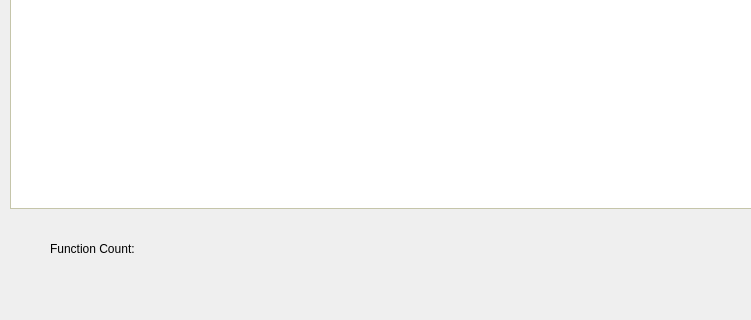
briantobin256/Static-File-Analysis-Tool, file mainwindow.ui: the form before one commit; both pictures show x 0 to 751 and y 500 to 820 of the 1000 by 820 pixel window.
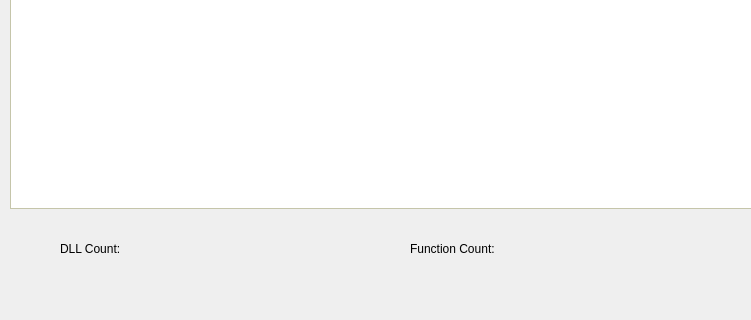
The form after the commit.

Commit message: dlls and functions now found from import table (not fully complete)

Diff of the .ui file:
```diff
--- a/mainwindow.ui
+++ b/mainwindow.ui
@@ -850,7 +850,7 @@
      <widget class="QLabel" name="dllFunctionCountValue">
       <property name="geometry">
        <rect>
-        <x>190</x>
+        <x>540</x>
         <y>720</y>
         <width>101</width>
         <height>20</height>
@@ -863,7 +863,7 @@
      <widget class="QLabel" name="dllFunctionCountLabel">
       <property name="geometry">
        <rect>
-        <x>50</x>
+        <x>410</x>
         <y>720</y>
         <width>131</width>
         <height>20</height>
@@ -873,6 +873,32 @@
        <string>Function Count:</string>
       </property>
      </widget>
+     <widget class="QLabel" name="dllCountLabel">
+      <property name="geometry">
+       <rect>
+        <x>60</x>
+        <y>720</y>
+        <width>81</width>
+        <height>20</height>
+       </rect>
+      </property>
+      <property name="text">
+       <string>DLL Count:</string>
+      </property>
+     </widget>
+     <widget class="QLabel" name="dllCountValue">
+      <property name="geometry">
+       <rect>
+        <x>170</x>
+        <y>720</y>
+        <width>151</width>
+        <height>20</height>
+       </rect>
+      </property>
+      <property name="text">
+       <string/>
+      </property>
+     </widget>
     </widget>
     <widget class="QWidget" name="page_4_Hex_Mode">
      <widget class="QTableWidget" name="hexTable">
```
The commit also changes 2 other files.
